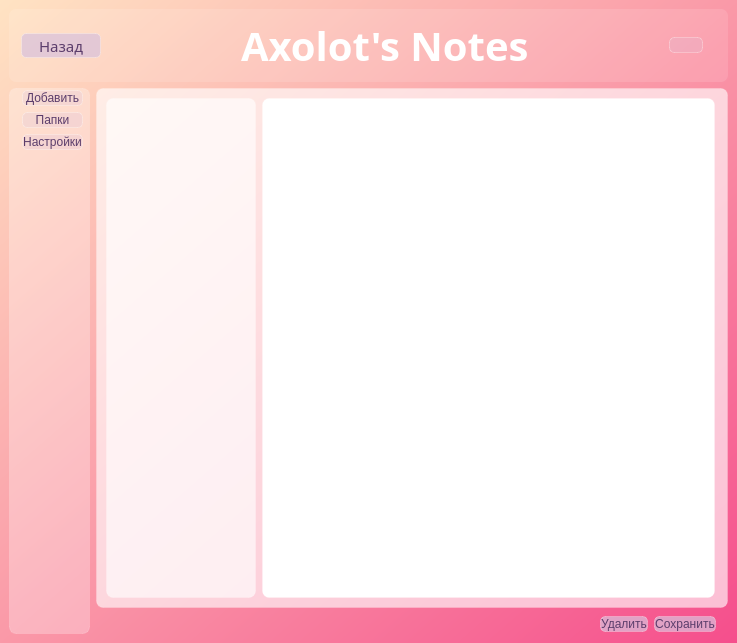
This is Interface_files/MainWNotes.ui in Ephirious/Notes-TaskManager as Qt 5 draws it before an edit. The edited form follows.
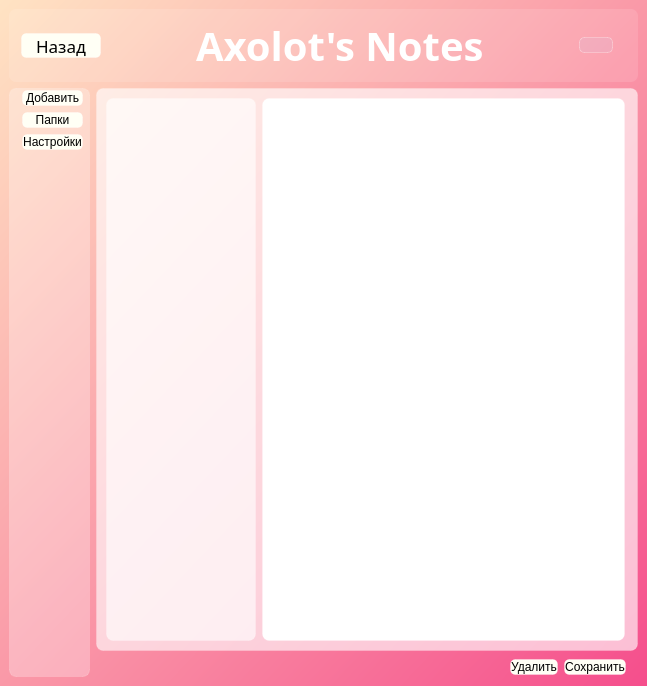
This is the edited form. Icons and pictures are not drawn.

```diff
--- a/Interface_files/MainWNotes.ui
+++ b/Interface_files/MainWNotes.ui
@@ -6,8 +6,8 @@
    <rect>
     <x>0</x>
     <y>0</y>
-    <width>737</width>
-    <height>643</height>
+    <width>647</width>
+    <height>686</height>
    </rect>
   </property>
   <property name="windowTitle">
@@ -58,20 +58,20 @@
          </property>
          <property name="font">
           <font>
-           <family>Segoe UI Black</family>
-           <pointsize>11</pointsize>
+           <family>Sitka</family>
+           <pointsize>13</pointsize>
            <italic>false</italic>
+           <bold>false</bold>
            <strikeout>false</strikeout>
-           <fontweight>Black</fontweight>
           </font>
          </property>
          <property name="styleSheet">
           <string notr="true">QPushButton {
-background-color: rgba(216, 193, 219, 180);
+background-color: rgb(255, 255, 245);
 border: 1px solid rgba(255, 255, 255, 70);
 border-radius: 5px;
-font: 900 11pt &quot;Segoe UI Black&quot;;
-color: rgb(91, 61, 107)
+font: 13pt &quot;Sitka&quot;;
+color: black;
 }
 QPushButton:hover {
 background-color: rgba(216, 193, 219, 230);
@@ -242,11 +242,11 @@
            </property>
            <property name="styleSheet">
             <string notr="true">QPushButton {
-background-color: rgba(216, 193, 219, 60);
+background-color: rgb(255, 255, 245);
 border: 1px solid rgba(255, 255, 255, 70);
 border-radius: 5px;
-font: 900 11pt &quot;Segoe UI Black&quot;;
-color: rgb(91, 61, 107)
+font: 13pt &quot;Sitka&quot;;
+color: black;
 }
 QPushButton:hover {
 background-color: rgba(216, 193, 219, 130);
@@ -287,11 +287,11 @@
            </property>
            <property name="styleSheet">
             <string notr="true">QPushButton {
-background-color: rgba(216, 193, 219, 60);
+background-color: rgb(255, 255, 245);
 border: 1px solid rgba(255, 255, 255, 70);
 border-radius: 5px;
-font: 900 11pt &quot;Segoe UI Black&quot;;
-color: rgb(91, 61, 107)
+font: 13pt &quot;Sitka&quot;;
+color: black;
 }
 QPushButton:hover {
 background-color: rgba(216, 193, 219, 130);
@@ -320,11 +320,11 @@
            </property>
            <property name="styleSheet">
             <string notr="true">QPushButton {
-background-color: rgba(216, 193, 219, 60);
+background-color: rgb(255, 255, 245);
 border: 1px solid rgba(255, 255, 255, 70);
 border-radius: 5px;
-font: 900 11pt &quot;Segoe UI Black&quot;;
-color: rgb(91, 61, 107);
+font: 13pt &quot;Sitka&quot;;
+color: black;
 }
 QPushButton:hover {
 background-color: rgba(216, 193, 219, 130);
@@ -498,11 +498,11 @@
            <widget class="QPushButton" name="btn_delete_note">
             <property name="styleSheet">
              <string notr="true">QPushButton {
-background-color: rgba(216, 193, 219, 180);
+background-color: rgb(255, 255, 245);
 border: 1px solid rgba(255, 255, 255, 70);
 border-radius: 5px;
-font: 900 11pt &quot;Segoe UI Black&quot;;
-color: rgb(91, 61, 107)
+font: 13pt &quot;Sitka&quot;;
+color: black;
 }
 QPushButton:hover {
 background-color: rgba(216, 193, 219, 230);
@@ -525,11 +525,11 @@
            <widget class="QPushButton" name="btn_save">
             <property name="styleSheet">
              <string notr="true">QPushButton {
-background-color: rgba(216, 193, 219, 180);
+background-color: rgb(255, 255, 245);
 border: 1px solid rgba(255, 255, 255, 70);
 border-radius: 5px;
-font: 900 11pt &quot;Segoe UI Black&quot;;
-color: rgb(91, 61, 107)
+font: 13pt &quot;Sitka&quot;;
+color: black;
 }
 QPushButton:hover {
 background-color: rgba(216, 193, 219, 230);
```
